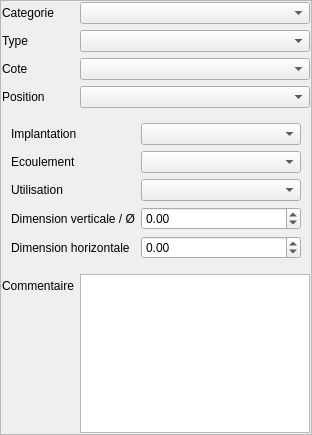
Old version of the form Lamia/toolprepro/digue/lamiadigue_equipement_tool_ui.ui in the repository Artelia/Lamia.
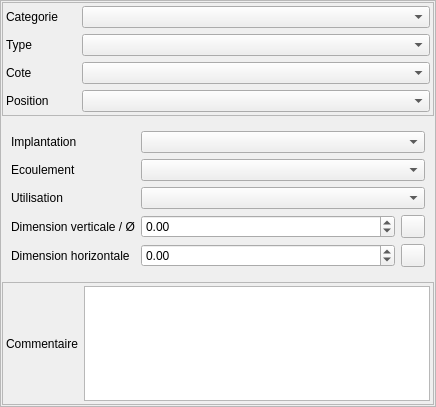
New version of the form. Icons and pictures are not drawn.

```diff
--- a/Lamia/toolprepro/digue/lamiadigue_equipement_tool_ui.ui
+++ b/Lamia/toolprepro/digue/lamiadigue_equipement_tool_ui.ui
@@ -6,8 +6,8 @@
    <rect>
     <x>0</x>
     <y>0</y>
-    <width>312</width>
-    <height>435</height>
+    <width>436</width>
+    <height>407</height>
    </rect>
   </property>
   <property name="windowTitle">
@@ -25,88 +25,152 @@
      <property name="frameShadow">
       <enum>QFrame::Raised</enum>
      </property>
-     <layout class="QFormLayout" name="formLayout_3">
+     <layout class="QVBoxLayout" name="verticalLayout">
       <property name="margin">
        <number>1</number>
       </property>
-      <item row="3" column="0">
-       <widget class="QLabel" name="label">
-        <property name="text">
-         <string>Cote</string>
+      <item>
+       <widget class="QFrame" name="frame">
+        <property name="frameShape">
+         <enum>QFrame::StyledPanel</enum>
         </property>
+        <property name="frameShadow">
+         <enum>QFrame::Raised</enum>
+        </property>
+        <layout class="QGridLayout" name="gridLayout_3" columnstretch="1,5">
+         <property name="margin">
+          <number>3</number>
+         </property>
+         <item row="1" column="1">
+          <widget class="QComboBox" name="comboBox_type"/>
+         </item>
+         <item row="0" column="1">
+          <widget class="QComboBox" name="comboBox_cat"/>
+         </item>
+         <item row="2" column="0">
+          <widget class="QLabel" name="label">
+           <property name="text">
+            <string>Cote</string>
+           </property>
+          </widget>
+         </item>
+         <item row="2" column="1">
+          <widget class="QComboBox" name="comboBox_cote"/>
+         </item>
+         <item row="1" column="0">
+          <widget class="QLabel" name="label_3">
+           <property name="text">
+            <string>Type</string>
+           </property>
+          </widget>
+         </item>
+         <item row="0" column="0">
+          <widget class="QLabel" name="label_11">
+           <property name="text">
+            <string>Categorie</string>
+           </property>
+          </widget>
+         </item>
+         <item row="3" column="0">
+          <widget class="QLabel" name="label_12">
+           <property name="text">
+            <string>Position</string>
+           </property>
+          </widget>
+         </item>
+         <item row="3" column="1">
+          <widget class="QComboBox" name="comboBox_position"/>
+         </item>
+        </layout>
        </widget>
       </item>
-      <item row="3" column="1">
-       <widget class="QComboBox" name="comboBox_cote"/>
-      </item>
-      <item row="7" column="0" colspan="2">
+      <item>
        <widget class="QStackedWidget" name="stackedWidget">
         <property name="currentIndex">
          <number>0</number>
         </property>
         <widget class="QWidget" name="page">
-         <layout class="QFormLayout" name="formLayout">
-          <property name="fieldGrowthPolicy">
-           <enum>QFormLayout::AllNonFixedFieldsGrow</enum>
-          </property>
-          <item row="4" column="0">
+         <layout class="QGridLayout" name="gridLayout" columnstretch="1,5,0">
+          <item row="0" column="0">
            <widget class="QLabel" name="label_4">
             <property name="text">
              <string>Implantation</string>
             </property>
            </widget>
           </item>
-          <item row="4" column="1">
-           <widget class="QComboBox" name="comboBox_implantation"/>
-          </item>
-          <item row="6" column="0">
-           <widget class="QLabel" name="label_5">
-            <property name="text">
-             <string>Ecoulement</string>
-            </property>
-           </widget>
-          </item>
-          <item row="6" column="1">
-           <widget class="QComboBox" name="comboBox_ecoulement"/>
-          </item>
-          <item row="8" column="0">
+          <item row="2" column="0">
            <widget class="QLabel" name="label_6">
             <property name="text">
              <string>Utilisation</string>
             </property>
            </widget>
           </item>
-          <item row="8" column="1">
-           <widget class="QComboBox" name="comboBox_utilisation"/>
+          <item row="4" column="1">
+           <widget class="QDoubleSpinBox" name="doubleSpinBox_dimhoriz">
+            <property name="minimum">
+             <double>-1.000000000000000</double>
+            </property>
+           </widget>
           </item>
-          <item row="10" column="0">
-           <widget class="QLabel" name="label_7">
+          <item row="1" column="0">
+           <widget class="QLabel" name="label_5">
             <property name="text">
-             <string>Dimension verticale / Ø</string>
+             <string>Ecoulement</string>
             </property>
            </widget>
           </item>
-          <item row="10" column="1">
+          <item row="3" column="1">
            <widget class="QDoubleSpinBox" name="doubleSpinBox_dimvert">
             <property name="minimum">
              <double>-1.000000000000000</double>
             </property>
            </widget>
           </item>
-          <item row="12" column="0">
+          <item row="4" column="0">
            <widget class="QLabel" name="label_8">
             <property name="text">
              <string>Dimension horizontale</string>
             </property>
            </widget>
           </item>
-          <item row="12" column="1">
-           <widget class="QDoubleSpinBox" name="doubleSpinBox_dimhoriz">
-            <property name="minimum">
-             <double>-1.000000000000000</double>
+          <item row="3" column="0">
+           <widget class="QLabel" name="label_7">
+            <property name="text">
+             <string>Dimension verticale / Ø</string>
             </property>
            </widget>
           </item>
+          <item row="3" column="2">
+           <widget class="QToolButton" name="toolButton_calch">
+            <property name="text">
+             <string/>
+            </property>
+            <property name="icon">
+             <iconset resource="../../resources.qrc">
+              <normaloff>:/plugins/Lamia/icons/numpad.png</normaloff>:/plugins/Lamia/icons/numpad.png</iconset>
+            </property>
+           </widget>
+          </item>
+          <item row="4" column="2">
+           <widget class="QToolButton" name="toolButton__calcv">
+            <property name="text">
+             <string/>
+            </property>
+            <property name="icon">
+             <iconset resource="../../resources.qrc">
+              <normaloff>:/plugins/Lamia/icons/numpad.png</normaloff>:/plugins/Lamia/icons/numpad.png</iconset>
+            </property>
+           </widget>
+          </item>
+          <item row="0" column="1" colspan="2">
+           <widget class="QComboBox" name="comboBox_implantation"/>
+          </item>
+          <item row="1" column="1" colspan="2">
+           <widget class="QComboBox" name="comboBox_ecoulement"/>
+          </item>
+          <item row="2" column="1" colspan="2">
+           <widget class="QComboBox" name="comboBox_utilisation"/>
+          </item>
          </layout>
         </widget>
         <widget class="QWidget" name="page_2">
@@ -128,49 +192,47 @@
         </widget>
        </widget>
       </item>
-      <item row="4" column="0">
-       <widget class="QLabel" name="label_12">
-        <property name="text">
-         <string>Position</string>
+      <item>
+       <widget class="QFrame" name="frame_3">
+        <property name="frameShape">
+         <enum>QFrame::StyledPanel</enum>
         </property>
-       </widget>
-      </item>
-      <item row="4" column="1">
-       <widget class="QComboBox" name="comboBox_position"/>
-      </item>
-      <item row="8" column="0">
-       <widget class="QLabel" name="label_9">
-        <property name="text">
-         <string>Commentaire</string>
+        <property name="frameShadow">
+         <enum>QFrame::Raised</enum>
         </property>
+        <layout class="QGridLayout" name="gridLayout_4">
+         <property name="margin">
+          <number>3</number>
+         </property>
+         <item row="0" column="0">
+          <widget class="QLabel" name="label_9">
+           <property name="text">
+            <string>Commentaire</string>
+           </property>
+          </widget>
+         </item>
+         <item row="0" column="1">
+          <widget class="QTextBrowser" name="textBrowser_comm">
+           <property name="readOnly">
+            <bool>false</bool>
+           </property>
+          </widget>
+         </item>
+        </layout>
        </widget>
       </item>
-      <item row="8" column="1">
-       <widget class="QTextBrowser" name="textBrowser_comm">
-        <property name="readOnly">
-         <bool>false</bool>
+      <item>
+       <spacer name="verticalSpacer">
+        <property name="orientation">
+         <enum>Qt::Vertical</enum>
         </property>
-       </widget>
-      </item>
-      <item row="1" column="0">
-       <widget class="QLabel" name="label_11">
-        <property name="text">
-         <string>Categorie</string>
+        <property name="sizeHint" stdset="0">
+         <size>
+          <width>20</width>
+          <height>40</height>
+         </size>
         </property>
-       </widget>
-      </item>
-      <item row="1" column="1">
-       <widget class="QComboBox" name="comboBox_cat"/>
-      </item>
-      <item row="2" column="0">
-       <widget class="QLabel" name="label_3">
-        <property name="text">
-         <string>Type</string>
-        </property>
-       </widget>
-      </item>
-      <item row="2" column="1">
-       <widget class="QComboBox" name="comboBox_type"/>
+       </spacer>
       </item>
      </layout>
     </widget>
```
Left out of the diff: 3 changed lines with no effect on the pictures.
